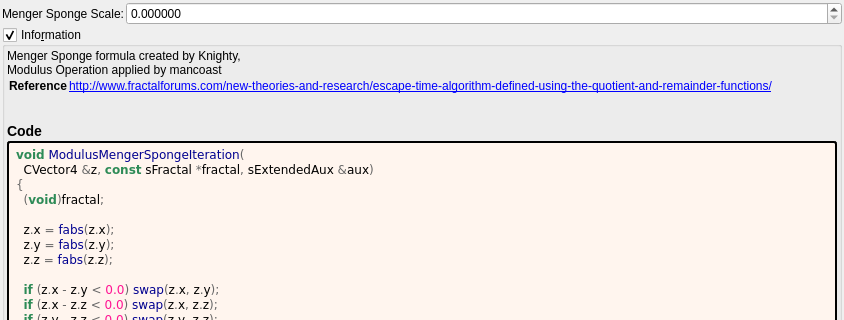
buddhi1980/mandelbulber2, file mandelbulber2/formula/ui/modulus_menger_sponge.ui: the form before one commit; both pictures show x 0 to 844 and y 0 to 320 of the 844 by 685 pixel window.
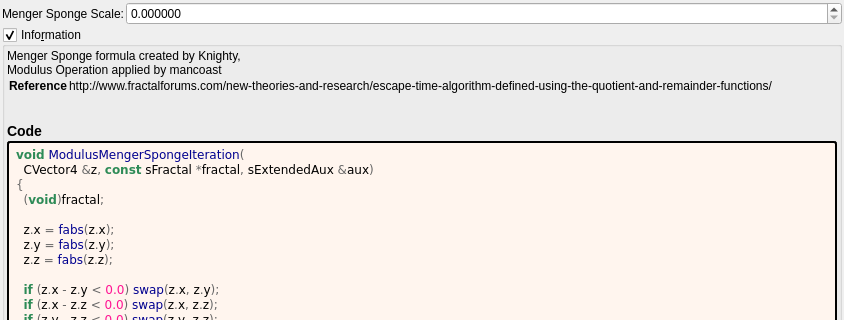
The form after the commit. Custom widgets are drawn as their Qt base class.

Commit message:
docs: show fractalforums.com formula references as text
fractalforums.com is only partly online; fractalforums.org keeps a read-only
copy and the active forum. The formula information boxes now show
fractalforums.com references (and the wrapped lines that continue them) as
plain text. The links that remain are closed with </a>, which the generator
never wrote. The formula/ui files are regenerated with
tools/populate_ui_information.py.

What changed in the file:
```diff
--- a/mandelbulber2/formula/ui/modulus_menger_sponge.ui
+++ b/mandelbulber2/formula/ui/modulus_menger_sponge.ui
@@ -102,7 +102,7 @@
        <widget class="QLabel" name="label_information_general">
         <property name="text">
          <string notr="true">&lt;p&gt;Menger Sponge formula created by Knighty,&lt;br&gt;Modulus Operation applied by mancoast&lt;/p&gt;&lt;table&gt;
-&lt;tr&gt;&lt;th&gt;Reference&lt;/th&gt;&lt;td&gt;&lt;a href=&quot;http://www.fractalforums.com/new-theories-and-research/escape-time-algorithm-defined-using-the-quotient-and-remainder-functions/&quot;&gt;http://www.fractalforums.com/new-theories-and-research/escape-time-algorithm-defined-using-the-quotient-and-remainder-functions/&lt;br&gt;
+&lt;tr&gt;&lt;th&gt;Reference&lt;/th&gt;&lt;td&gt;http://www.fractalforums.com/new-theories-and-research/escape-time-algorithm-defined-using-the-quotient-and-remainder-functions/&lt;br&gt;
 &lt;/td&gt;&lt;/tr&gt;
 &lt;/table&gt;
 &lt;h3&gt;Code&lt;/h3&gt;</string>
```
The commit also changes 202 other files.
